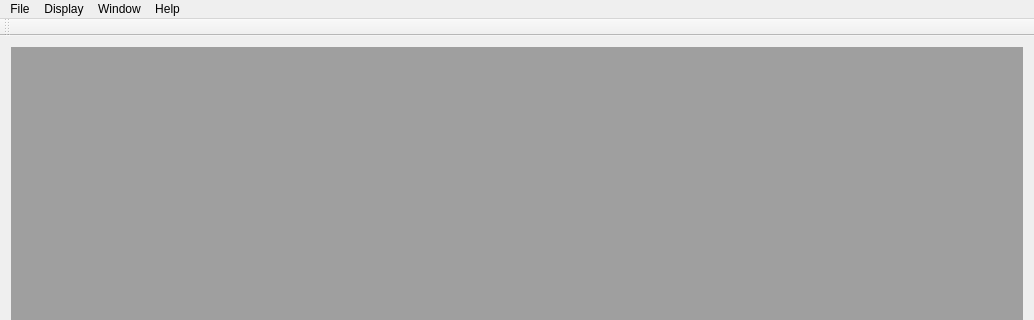
This is mvme.ui in flueke/mvme as Qt 5 draws it before an edit; both pictures show x 0 to 1034 and y 0 to 320 of the 1034 by 707 pixel window. The edited form follows.
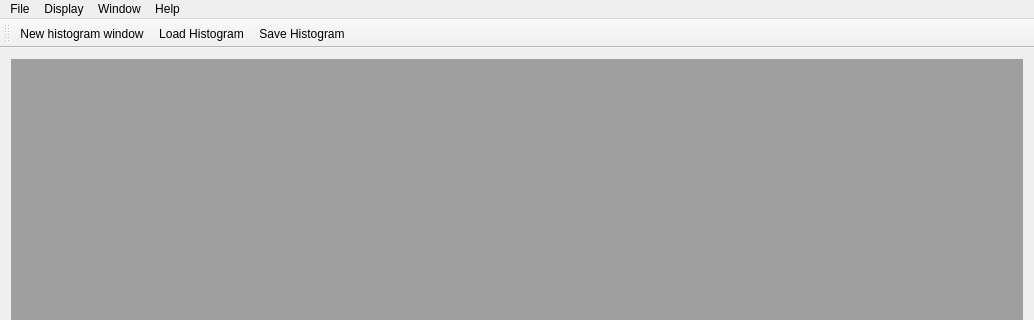
This is the edited form.

Commit message: save/load/export single histogram; add text legend to channel histo

```diff
--- a/mvme.ui
+++ b/mvme.ui
@@ -70,6 +70,9 @@
    <attribute name="toolBarBreak">
     <bool>false</bool>
    </attribute>
+   <addaction name="actionOpenNewHistogram"/>
+   <addaction name="actionLoad_Histogram"/>
+   <addaction name="actionSave_Histogram"/>
   </widget>
   <widget class="QStatusBar" name="statusBar"/>
   <action name="actionQuit">
```
Left out of the diff: 6 changed lines with no effect on the pictures. The commit also changes 9 other files.
